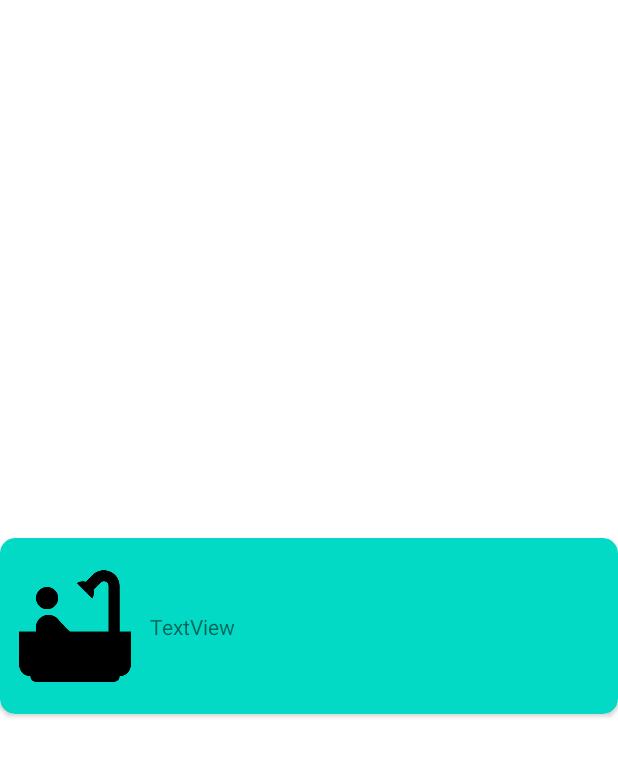
After one commit to SamuelThand/bathing-sites-app, an Android app: the layout recycler_view_row.xml on its own in the app's theme, with its tools: preview values and no code run, on a phone screen of 412 x 824 dp. The commit adds this screen. Shown: the top 757 px of the screen. Run offline under Robolectric (Android 15) with nearby library versions, the phone set to English and light mode, and no system bars.

Commit message:
Implemented basic recyclerview with adapter class

```diff
--- a/app/src/main/java/se/miun/sath2102/dt031g/bathingsites/AddBathingSiteFragment.kt
+++ b/app/src/main/java/se/miun/sath2102/dt031g/bathingsites/AddBathingSiteFragment.kt
@@ -11,7 +11,6 @@ import android.view.*
 import android.widget.EditText
 import androidx.appcompat.app.AlertDialog
 import androidx.fragment.app.Fragment
-import androidx.room.Room
 import com.google.android.material.snackbar.BaseTransientBottomBar
 import com.google.android.material.snackbar.Snackbar
 import kotlinx.coroutines.*
--- /dev/null
+++ b/app/src/main/res/layout/recycler_view_row.xml
@@ -0,0 +1,47 @@
+<?xml version="1.0" encoding="utf-8"?>
+<androidx.constraintlayout.widget.ConstraintLayout xmlns:android="http://schemas.android.com/apk/res/android"
+    xmlns:app="http://schemas.android.com/apk/res-auto"
+    xmlns:tools="http://schemas.android.com/tools"
+    android:layout_width="match_parent"
+    android:layout_height="match_parent">
+
+    <androidx.cardview.widget.CardView
+        android:layout_width="match_parent"
+        android:layout_height="wrap_content"
+        app:cardBackgroundColor="@color/teal_200"
+        android:layout_marginTop="15dp"
+        android:layout_marginBottom="5dp"
+        app:cardCornerRadius="10dp"
+        app:layout_constraintBottom_toBottomOf="parent"
+        app:layout_constraintEnd_toEndOf="parent"
+        app:layout_constraintStart_toStartOf="parent"
+        app:layout_constraintTop_toTopOf="parent" >
+
+        <androidx.constraintlayout.widget.ConstraintLayout
+            android:layout_width="767dp"
+            android:layout_height="117dp">
+
+            <ImageView
+                android:id="@+id/imageView"
+                android:layout_width="100dp"
+                android:layout_height="100dp"
+                android:padding="5dp"
+                app:layout_constraintBottom_toBottomOf="parent"
+                app:layout_constraintStart_toStartOf="parent"
+                app:layout_constraintTop_toTopOf="parent"
+                app:srcCompat="@drawable/ic_bathing_sites" />
+
+            <TextView
+                android:id="@+id/title"
+                android:layout_width="wrap_content"
+                android:layout_height="wrap_content"
+                android:text="TextView"
+                app:layout_constraintBottom_toBottomOf="parent"
+                app:layout_constraintStart_toEndOf="@+id/imageView"
+                app:layout_constraintTop_toTopOf="parent" />
+
+        </androidx.constraintlayout.widget.ConstraintLayout>
+
+    </androidx.cardview.widget.CardView>
+
+</androidx.constraintlayout.widget.ConstraintLayout>
```
Also changed, not shown: app/src/main/java/se/miun/sath2102/dt031g/bathingsites/BathingSiteRecyclerAdapter.kt (added, +47 -0 lines), app/src/main/java/se/miun/sath2102/dt031g/bathingsites/DisplayBathingSitesActivity.kt (+24 -1 lines).
